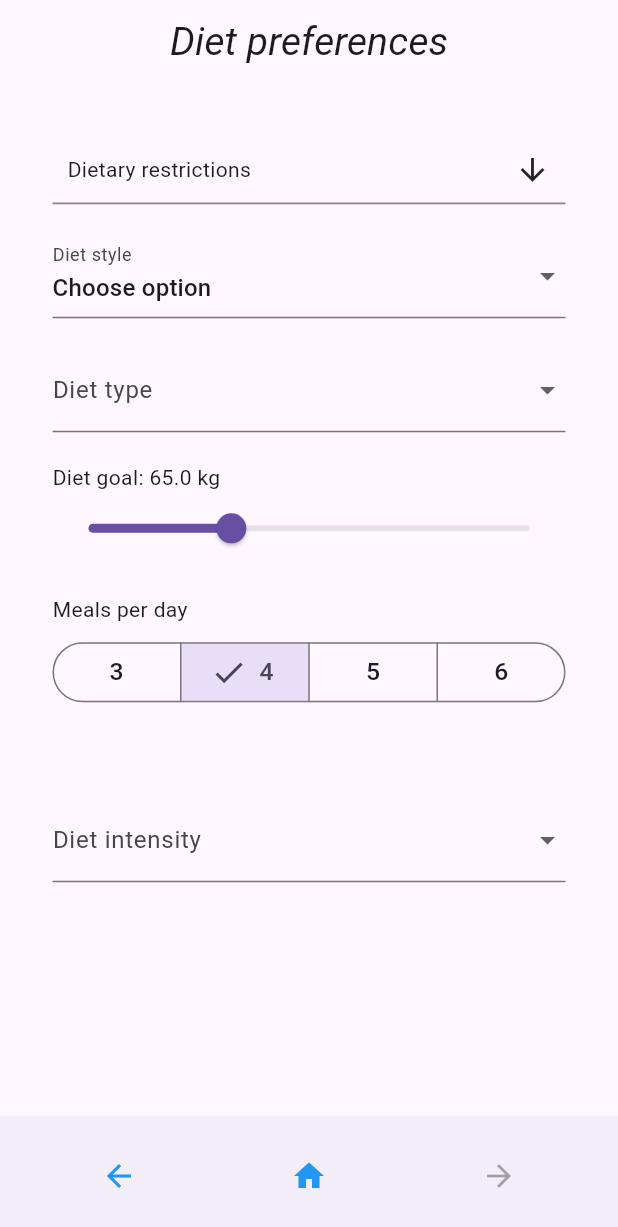
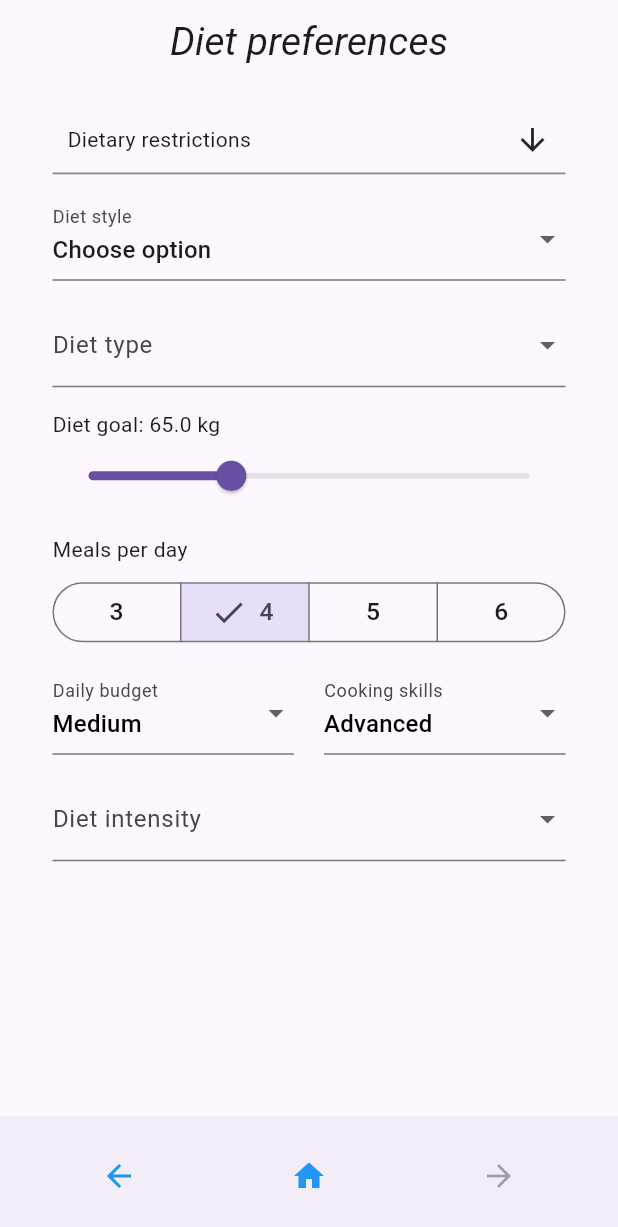
Before and after one commit to LukaszKluza/Foodini, a Flutter app: the DietPreferencesScreen screen opened by its route, on a phone screen of 412 x 824 dp. Shown: the top 1227 px of the screen. Run offline on Flutter 3.47's test engine with Material 3 defaults, Android fonts, the phone set to English and light mode, and no system bars; drawn by our look-alikes of multi_select_flutter; our stand-ins replace auto_size_text, cached_network_image, country_picker, dio, equatable, flutter_bloc and 7 more; missing offline and left inert: dio_cache_interceptor, http_cache_hive_store, universal_html, workmanager; accounts and stored records are empty; statements that could not run were skipped.

Commit message:
#193-add-dietstyle-enum-to-diet-preferences-form. DailyBudget and CookingStyles added

```diff
--- a/frontend/lib/config/app_config.dart
+++ b/frontend/lib/config/app_config.dart
@@ -3,6 +3,8 @@ import 'package:frontend/l10n/app_localizations.dart';
 import 'package:frontend/models/diet_generation/meal_status.dart';
 import 'package:frontend/models/diet_generation/meal_type.dart';
 import 'package:frontend/models/user_details/activity_level.dart';
+import 'package:frontend/models/user_details/cooking_skills.dart';
+import 'package:frontend/models/user_details/daily_budget.dart';
 import 'package:frontend/models/user_details/diet_intensity.dart';
 import 'package:frontend/models/user_details/diet_style.dart';
 import 'package:frontend/models/user_details/diet_type.dart';
@@ -43,6 +45,18 @@ class AppConfig {
     DietIntensity.slow: AppLocalizations.of(context)!.dietIntensity_Slow,
     DietIntensity.medium: AppLocalizations.of(context)!.dietIntensity_Medium,
     DietIntensity.fast: AppLocalizations.of(context)!.dietIntensity_Fast,
+  };
+
+  static Map<DailyBudget, String> dailyBudgetLabels(BuildContext context) => {
+    DailyBudget.low: AppLocalizations.of(context)!.dailyBudget_low,
+    DailyBudget.medium: AppLocalizations.of(context)!.dailyBudget_medium,
+    DailyBudget.high: AppLocalizations.of(context)!.dailyBudget_high,
+  };
+
+  static Map<CookingSkills, String> cookingSkillsLabels(BuildContext context) => {
+    CookingSkills.beginner: AppLocalizations.of(context)!.cookingSkills_beginner,
+    CookingSkills.advanced: AppLocalizations.of(context)!.cookingSkills_advanced,
+    CookingSkills.professional: AppLocalizations.of(context)!.cookingSkills_professional,
   };
 
   static Map<ActivityLevel, String> activityLevelLabels(
--- a/frontend/lib/config/constants.dart
+++ b/frontend/lib/config/constants.dart
@@ -1,3 +1,6 @@
+import 'package:frontend/models/user_details/cooking_skills.dart';
+import 'package:frontend/models/user_details/daily_budget.dart';
+
 class Constants {
   static const int minPasswordLength = 8;
   static const int maxPasswordLength = 64;
@@ -11,6 +14,8 @@ class Constants {
   static const int minMealsPerDay = 3;
   static const int maxMealsPerDay = 6;
   static const int defaultMealsPerDay = 4;
+  static const DailyBudget defaultDailyBudget = DailyBudget.medium;
+  static const CookingSkills defaultCookingSkills = CookingSkills.advanced;
   static const String mainFoodiniIcon = 'assets/icons/icon_14.png';
 
   static const double defaultMusclePercentage = 45;
--- a/frontend/lib/events/user_details/diet_form_events.dart
+++ b/frontend/lib/events/user_details/diet_form_events.dart
@@ -1,4 +1,6 @@
 import 'package:frontend/models/user_details/activity_level.dart';
+import 'package:frontend/models/user_details/cooking_skills.dart';
+import 'package:frontend/models/user_details/daily_budget.dart';
 import 'package:frontend/models/user_details/diet_intensity.dart';
 import 'package:frontend/models/user_details/diet_style.dart';
 import 'package:frontend/models/user_details/diet_type.dart';
@@ -70,6 +72,18 @@ class UpdateDietIntensity extends DietFormEvent {
   UpdateDietIntensity(this.dietIntensity);
 }
 
+class UpdateDailyBudget extends DietFormEvent {
+  final DailyBudget dailyBudget;
+
+  UpdateDailyBudget(this.dailyBudget);
+}
+
+class UpdateCookingSkills extends DietFormEvent {
+  final CookingSkills cookingSkills;
+
+  UpdateCookingSkills(this.cookingSkills);
+}
+
 class UpdateActivityLevel extends DietFormEvent {
   final ActivityLevel activityLevel;
 
--- a/frontend/lib/l10n/app_en.arb
+++ b/frontend/lib/l10n/app_en.arb
@@ -71,6 +71,10 @@
   "dietIntensity": "Diet intensity",
   "requiredDietIntensity": "Diet intensity is required",
   "caloriesPrediction": "Calories prediction",
+  "dailyBudget": "Daily budget",
+  "requiredDailyBudget": "Daily budget is required",
+  "cookingSkills": "Cooking skills",
+  "requiredCookingSkills": "Cooking skills are required",
   "activityLevel": "Activity level",
   "requiredActivityLevel": "Activity level is required",
   "stressLevel": "Stress level",
@@ -115,6 +119,14 @@
   "dietIntensity_Slow": "Slow",
   "dietIntensity_Medium": "Medium",
   "dietIntensity_Fast": "Fast",
+
+  "dailyBudget_low": "Low",
+  "dailyBudget_medium": "Medium",
+  "dailyBudget_high": "High",
+
+  "cookingSkills_beginner": "Beginner",
+  "cookingSkills_advanced": "Advanced",
+  "cookingSkills_professional": "Professional",
 
   "activityLevel_VeryLow": "Very Low (1–2 days a week or less)",
   "activityLevel_Light": "Low (2–3 days a week)",
--- a/frontend/lib/l10n/app_localizations.dart
+++ b/frontend/lib/l10n/app_localizations.dart
@@ -521,6 +521,30 @@ abstract class AppLocalizations {
   /// **'Calories prediction'**
   String get caloriesPrediction;
 
+  /// No description provided for @dailyBudget.
+  ///
+  /// In en, this message translates to:
+  /// **'Daily budget'**
+  String get dailyBudget;
+
+  /// No description provided for @requiredDailyBudget.
+  ///
+  /// In en, this message translates to:
+  /// **'Daily budget is required'**
+  String get requiredDailyBudget;
+
+  /// No description provided for @cookingSkills.
+  ///
+  /// In en, this message translates to:
+  /// **'Cooking skills'**
+  String get cookingSkills;
+
+  /// No description provided for @requiredCookingSkills.
+  ///
+  /// In en, this message translates to:
+  /// **'Cooking skills are required'**
+  String get requiredCookingSkills;
+
   /// No description provided for @activityLevel.
   ///
   /// In en, this message translates to:
@@ -760,6 +784,42 @@ abstract class AppLocalizations {
   /// In en, this message translates to:
   /// **'Fast'**
   String get dietIntensity_Fast;
+
+  /// No description provided for @dailyBudget_low.
+  ///
+  /// In en, this message translates to:
+  /// **'Low'**
+  String get dailyBudget_low;
+
+  /// No description provided for @dailyBudget_medium.
+  ///
+  /// In en, this message translates to:
+  /// **'Medium'**
+  String get dailyBudget_medium;
+
+  /// No description provided for @dailyBudget_high.
+  ///
+  /// In en, this message translates to:
+  /// **'High'**
+  String get dailyBudget_high;
+
+  /// No description provided for @cookingSkills_beginner.
+  ///
+  /// In en, this message translates to:
+  /// **'Beginner'**
+  String get cookingSkills_beginner;
+
+  /// No description provided for @cookingSkills_advanced.
+  ///
+  /// In en, this message translates to:
+  /// **'Advanced'**
+  String get cookingSkills_advanced;
+
+  /// No description provided for @cookingSkills_professional.
+  ///
+  /// In en, this message translates to:
+  /// **'Professional'**
+  String get cookingSkills_professional;
 
   /// No description provided for @activityLevel_VeryLow.
   ///
--- a/frontend/lib/l10n/app_localizations_en.dart
+++ b/frontend/lib/l10n/app_localizations_en.dart
@@ -222,6 +222,18 @@ class AppLocalizationsEn extends AppLocalizations {
   String get caloriesPrediction => 'Calories prediction';
 
   @override
+  String get dailyBudget => 'Daily budget';
+
+  @override
+  String get requiredDailyBudget => 'Daily budget is required';
+
+  @override
+  String get cookingSkills => 'Cooking skills';
+
+  @override
+  String get requiredCookingSkills => 'Cooking skills are required';
+
+  @override
   String get activityLevel => 'Activity level';
 
   @override
@@ -340,6 +352,24 @@ class AppLocalizationsEn extends AppLocalizations {
 
   @override
   String get dietIntensity_Fast => 'Fast';
+
+  @override
+  String get dailyBudget_low => 'Low';
+
+  @override
+  String get dailyBudget_medium => 'Medium';
+
+  @override
+  String get dailyBudget_high => 'High';
+
+  @override
+  String get cookingSkills_beginner => 'Beginner';
+
+  @override
+  String get cookingSkills_advanced => 'Advanced';
+
+  @override
+  String get cookingSkills_professional => 'Professional';
 
   @override
   String get activityLevel_VeryLow => 'Very Low (1–2 days a week or less)';
--- /dev/null
+++ b/frontend/lib/models/user_details/cooking_skills.dart
@@ -0,0 +1,28 @@
+enum CookingSkills {
+  beginner(0, 'beginner'),
+  advanced(1, 'advanced'),
+  professional(2, 'professional');
+
+  final int value;
+  final String nameStr;
+
+  const CookingSkills(this.value, this.nameStr);
+
+  String toJson() => nameStr;
+
+  static CookingSkills fromJson(String value) {
+    return CookingSkills.values.firstWhere(
+          (e) => e.nameStr == value,
+      orElse: () => throw ArgumentError('Unknown cooking skill: $value'),
+    );
+  }
+
+  int toInt() => value;
+
+  static CookingSkills fromInt(int value) {
+    return CookingSkills.values.firstWhere(
+          (e) => e.value == value,
+      orElse: () => throw ArgumentError('Invalid cooking skill value: $value'),
+    );
+  }
+}
--- /dev/null
+++ b/frontend/lib/models/user_details/daily_budget.dart
@@ -0,0 +1,28 @@
+enum DailyBudget {
+  low(0, 'low'),
+  medium(1, 'medium'),
+  high(2, 'high');
+
+  final int value;
+  final String nameStr;
+
+  const DailyBudget(this.value, this.nameStr);
+
+  String toJson() => nameStr;
+
+  static DailyBudget fromJson(String value) {
+    return DailyBudget.values.firstWhere(
+          (e) => e.nameStr == value,
+      orElse: () => throw ArgumentError('Unknown budget: $value'),
+    );
+  }
+
+  int toInt() => value;
+
+  static DailyBudget fromInt(int value) {
+    return DailyBudget.values.firstWhere(
+          (e) => e.value == value,
+      orElse: () => throw ArgumentError('Invalid budget value: $value'),
+    );
+  }
+}
--- a/frontend/lib/models/user_details/diet_form.dart
+++ b/frontend/lib/models/user_details/diet_form.dart
@@ -1,4 +1,6 @@
 import 'package:frontend/models/user_details/activity_level.dart';
+import 'package:frontend/models/user_details/cooking_skills.dart';
+import 'package:frontend/models/user_details/daily_budget.dart';
 import 'package:frontend/models/user_details/diet_intensity.dart';
 import 'package:frontend/models/user_details/diet_style.dart';
 import 'package:frontend/models/user_details/diet_type.dart';
@@ -18,6 +20,8 @@ class DietForm {
   final double dietGoal;
   final int mealsPerDay;
   final DietIntensity dietIntensity;
+  final DailyBudget dailyBudget;
+  final CookingSkills cookingSkills;
   final ActivityLevel activityLevel;
   final StressLevel stressLevel;
   final SleepQuality sleepQuality;
@@ -36,6 +40,8 @@ class DietForm {
     required this.dietGoal,
     required this.mealsPerDay,
     required this.dietIntensity,
+    required this.dailyBudget,
+    required this.cookingSkills,
     required this.activityLevel,
     required this.stressLevel,
     required this.sleepQuality,
@@ -55,6 +61,8 @@ class DietForm {
     'diet_goal_kg': dietGoal,
     'meals_per_day': mealsPerDay,
     'diet_intensity': dietIntensity.toJson(),
+    'daily_budget': dailyBudget.toJson(),
+    'cooking_skills': cookingSkills.toJson(),
     'activity_level': activityLevel.toJson(),
     'stress_level': stressLevel.toJson(),
     'sleep_quality': sleepQuality.toJson(),
@@ -80,6 +88,8 @@ class DietForm {
       dietGoal: (json['diet_goal_kg'] as num).toDouble(),
       mealsPerDay: json['meals_per_day'] as int,
       dietIntensity: DietIntensity.fromJson(json['diet_intensity']),
+      dailyBudget: DailyBudget.fromJson(json['daily_budget']),
+      cookingSkills: CookingSkills.fromJson(json['cooking_skills']),
       activityLevel: ActivityLevel.fromJson(json['activity_level']),
       stressLevel: StressLevel.fromJson(json['stress_level']),
       sleepQuality: SleepQuality.fromJson(json['sleep_quality']),
--- a/frontend/lib/states/diet_form_states.dart
+++ b/frontend/lib/states/diet_form_states.dart
@@ -2,6 +2,8 @@ import 'package:flutter/material.dart';
 import 'package:frontend/api_exception.dart';
 import 'package:frontend/config/constants.dart';
 import 'package:frontend/models/user_details/activity_level.dart';
+import 'package:frontend/models/user_details/cooking_skills.dart';
+import 'package:frontend/models/user_details/daily_budget.dart';
 import 'package:frontend/models/user_details/diet_form.dart';
 import 'package:frontend/models/user_details/diet_intensity.dart';
 import 'package:frontend/models/user_details/diet_style.dart';
@@ -30,6 +32,8 @@ class DietFormSubmit extends DietFormState {
   final double? dietGoal;
   final int? mealsPerDay;
   final DietIntensity? dietIntensity;
+  final DailyBudget? dailyBudget;
+  final CookingSkills? cookingSkills;
 
   final ActivityLevel? activityLevel;
   final StressLevel? stressLevel;
@@ -53,6 +57,8 @@ class DietFormSubmit extends DietFormState {
     this.dietGoal,
     this.mealsPerDay = Constants.defaultMealsPerDay,
     this.dietIntensity,
+    this.dailyBudget = Constants.defaultDailyBudget,
+    this.cookingSkills = Constants.defaultCookingSkills,
     this.activityLevel,
     this.stressLevel,
     this.sleepQuality,
@@ -75,6 +81,8 @@ class DietFormSubmit extends DietFormState {
     Object? dietGoal = _noChange,
     Object? mealsPerDay = _noChange,
     Object? dietIntensity = _noChange,
+    Object? dailyBudget = _noChange,
+    Object? cookingSkills = _noChange,
     Object? activityLevel = _noChange,
     Object? stressLevel = _noChange,
     Object? sleepQuality = _noChange,
@@ -100,6 +108,10 @@ class DietFormSubmit extends DietFormState {
       dietGoal: dietGoal == _noChange ? this.dietGoal : dietGoal as double?,
       mealsPerDay:
           mealsPerDay == _noChange ? this.mealsPerDay : mealsPerDay as int?,
+      dailyBudget:
+        dailyBudget == _noChange ? this.dailyBudget : dailyBudget as DailyBudget?,
+      cookingSkills:
+        cookingSkills == _noChange ? this.cookingSkills : cookingSkills as CookingSkills?,
       dietIntensity:
           dietIntensity == _noChange
               ? this.dietIntensity
@@ -149,6 +161,8 @@ class DietFormSubmit extends DietFormState {
       dietaryRestrictions: form.dietaryRestrictions,
       dietGoal: form.dietGoal,
       mealsPerDay: form.mealsPerDay,
+      dailyBudget: form.dailyBudget,
+      cookingSkills: form.cookingSkills,
       dietIntensity: form.dietIntensity,
       activityLevel: form.activityLevel,
       stressLevel: form.stressLevel,
@@ -174,6 +188,8 @@ class DietFormSubmit extends DietFormState {
       dietGoal: null,
       mealsPerDay: Constants.defaultMealsPerDay,
       dietIntensity: null,
+      dailyBudget: Constants.defaultDailyBudget,
+      cookingSkills: Constants.defaultCookingSkills,
       activityLevel: null,
       stressLevel: null,
       sleepQuality: null,
--- a/frontend/lib/views/screens/user_details/diet_preferences_screen.dart
+++ b/frontend/lib/views/screens/user_details/diet_preferences_screen.dart
@@ -8,6 +8,8 @@ import 'package:frontend/config/constants.dart';
 import 'package:frontend/config/styles.dart';
 import 'package:frontend/events/user_details/diet_form_events.dart';
 import 'package:frontend/l10n/app_localizations.dart';
+import 'package:frontend/models/user_details/cooking_skills.dart';
+import 'package:frontend/models/user_details/daily_budget.dart';
 import 'package:frontend/models/user_details/diet_intensity.dart';
 import 'package:frontend/models/user_details/diet_style.dart';
 import 'package:frontend/models/user_details/diet_type.dart';
@@ -80,6 +82,8 @@ class _DietPreferencesFormState extends State<_DietPreferencesForm> {
   DietIntensity? _selectedDietIntensity;
   int _selectedMealsPerDay = Constants.defaultMealsPerDay;
   double _selectedWeight = Constants.defaultWeight;
+  DailyBudget? _selectedDailyBudget = Constants.defaultDailyBudget;
+  CookingSkills? _selectedCookingSkills = Constants.defaultCookingSkills;
 
   String? _dietGoalError;
 
@@ -96,6 +100,8 @@ class _DietPreferencesFormState extends State<_DietPreferencesForm> {
       _selectedDietIntensity =
           blocState.dietIntensity ?? _selectedDietIntensity;
       _selectedMealsPerDay = blocState.mealsPerDay ?? _selectedMealsPerDay;
+      _selectedDailyBudget = blocState.dailyBudget ?? _selectedDailyBudget;
+      _selectedCookingSkills = blocState.cookingSkills ?? _selectedCookingSkills;
       _selectedWeight = blocState.weight!;
 
       if (_selectedDietType == DietType.weightMaintenance ||
@@ -115,9 +121,11 @@ class _DietPreferencesFormState extends State<_DietPreferencesForm> {
   void _softFormValidation() {
     final allRequiredFilled =
         _selectedDietType != null &&
-        _selectedDietIntensity != null &&
-        _selectedMealsPerDay >= Constants.minMealsPerDay &&
-          _selectedMealsPerDay <= Constants.maxMealsPerDay;
+            _selectedDietIntensity != null &&
+            _selectedMealsPerDay >= Constants.minMealsPerDay &&
+            _selectedMealsPerDay <= Constants.maxMealsPerDay &&
+            _selectedDailyBudget != null &&
+            _selectedCookingSkills != null;
 
     final error = validateDietGoal(
       _selectedDietGoal.toString(),
@@ -195,6 +203,20 @@ class _DietPreferencesFormState extends State<_DietPreferencesForm> {
     );
   }
 
+  void _onDailyBudgetChanged(DailyBudget? value) {
+    _updateStateAndBloc(
+      updateState: () => _selectedDailyBudget = value,
+      blocEvent: UpdateDailyBudget(value!),
+    );
+  }
+
+  void _onCookingSkillsChanged(CookingSkills? value) {
+    _updateStateAndBloc(
+      updateState: () => _selectedCookingSkills = value,
+      blocEvent: UpdateCookingSkills(value!),
+    );
+  }
+
   @override
   Widget build(BuildContext context) {
     final screenWidth = MediaQuery.of(context).size.width;
@@ -268,10 +290,7 @@ class _DietPreferencesFormState extends State<_DietPreferencesForm> {
           dialogTitle: AppLocalizations.of(context)!.enterYourDietGoal,
         ),
       if (_dietGoalError != null)
-        Padding(
-          padding: const EdgeInsets.only(top: 8.0),
-          child: Text(_dietGoalError!, style: Styles.errorStyle),
-        ),
+          Text(_dietGoalError!, style: Styles.errorStyle),
       Column(
         crossAxisAlignment: CrossAxisAlignment.start,
         children: [
@@ -302,7 +321,51 @@ class _DietPreferencesFormState extends State<_DietPreferencesForm> {
           ),
         ],
       ),
-      const SizedBox(height: 20),
+      Row(
+        children: [
+          Expanded(
+            child: DropdownButtonFormField<DailyBudget>(
+              isExpanded: true,
+              value: _selectedDailyBudget,
+              decoration: InputDecoration(
+                labelText: AppLocalizations.of(context)!.dailyBudget,
+              ),
+              items: DailyBudget.values.map((dailyBudgetValue) {
+                return DropdownMenuItem<DailyBudget>(
+                  value: dailyBudgetValue,
+                  child: Text(
+                    AppConfig.dailyBudgetLabels(context)[dailyBudgetValue]!,
+                    style: const TextStyle(color: Colors.black),
+                  ),
+                );
+              }).toList(),
+              onChanged: _onDailyBudgetChanged,
+              validator: (value) => validateDailyBudget(value, context),
+            ),
+          ),
+          const SizedBox(width: 20),
+          Expanded(
+            child: DropdownButtonFormField<CookingSkills>(
+              isExpanded: true,
+              value: _selectedCookingSkills,
+              decoration: InputDecoration(
+                labelText: AppLocalizations.of(context)!.cookingSkills,
+              ),
+              items: CookingSkills.values.map((cookingSkillsValue) {
+                return DropdownMenuItem<CookingSkills>(
+                  value: cookingSkillsValue,
+                  child: Text(
+                    AppConfig.cookingSkillsLabels(context)[cookingSkillsValue]!,
+                    style: const TextStyle(color: Colors.black),
+                  ),
+                );
+              }).toList(),
+              onChanged: _onCookingSkillsChanged,
+              validator: (value) => validateCookingSkill(value, context),
+            ),
+          ),
+        ],
+      ),
       DropdownButtonFormField<DietIntensity>(
         key: const Key('diet_intensity'),
         isExpanded: true,
@@ -326,13 +389,13 @@ class _DietPreferencesFormState extends State<_DietPreferencesForm> {
     ];
 
     return Padding(
-      padding: const EdgeInsets.all(35.0),
+      padding: const EdgeInsets.fromLTRB(35.0, 15.0, 35.0, 35.0),
       child: Form(
         key: _formKey,
         child: ListView.separated(
           shrinkWrap: true,
           itemCount: fields.length,
-          separatorBuilder: (_, __) => const SizedBox(height: 20),
+          separatorBuilder: (_, __) => const SizedBox(height: 15),
           itemBuilder: (_, index) => fields[index],
         ),
       ),
```
Also changed, not shown: frontend/lib/blocs/user_details/diet_form_bloc.dart (+21 -0 lines), frontend/lib/l10n/app_localizations_pl.dart (+30 -0 lines), frontend/lib/l10n/app_pl.arb (+12 -0 lines), frontend/lib/utils/user_details/diet_preferences_validators.dart (+16 -0 lines), 4 other files.
